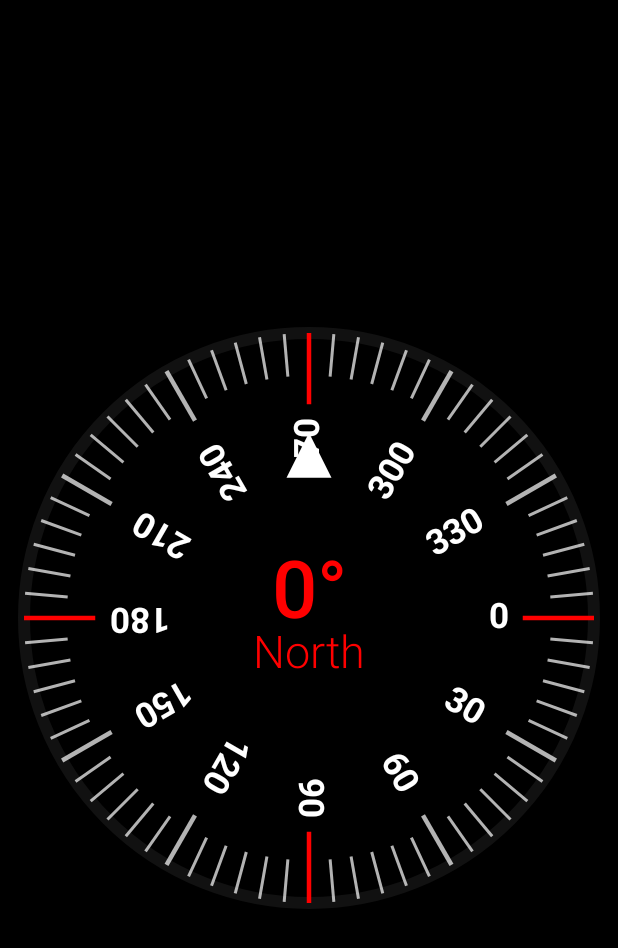
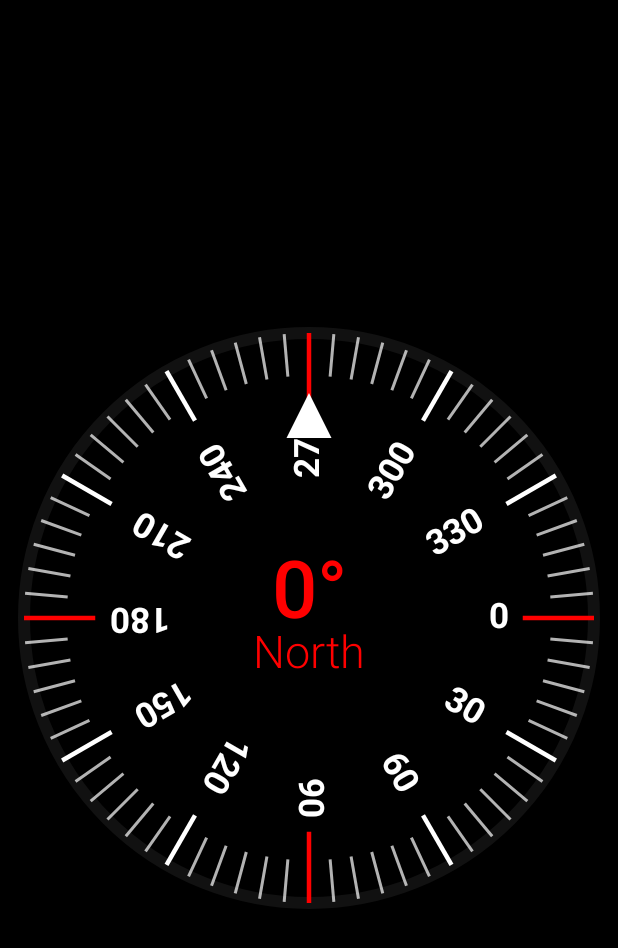
Before and after one commit to ZohaibKhanDev/Compass, an Android app built with Jetpack Compose: the screen it shows after launch (MainActivity), on a phone screen of 412 x 824 dp. Shown: the top 948 px of the screen. Run offline under Robolectric (Android 15) with nearby library versions, the phone set to English and light mode, and no system bars.

Commit message:
Compass Change

```diff
--- a/app/src/main/java/com/example/compass/MainActivity.kt
+++ b/app/src/main/java/com/example/compass/MainActivity.kt
@@ -12,8 +12,18 @@ import androidx.compose.animation.core.Animatable
 import androidx.compose.animation.core.tween
 import androidx.compose.foundation.Canvas
 import androidx.compose.foundation.background
-import androidx.compose.foundation.layout.*
-import androidx.compose.runtime.*
+import androidx.compose.foundation.layout.Box
+import androidx.compose.foundation.layout.aspectRatio
+import androidx.compose.foundation.layout.fillMaxSize
+import androidx.compose.foundation.layout.padding
+import androidx.compose.runtime.Composable
+import androidx.compose.runtime.DisposableEffect
+import androidx.compose.runtime.LaunchedEffect
+import androidx.compose.runtime.getValue
+import androidx.compose.runtime.mutableStateOf
+import androidx.compose.runtime.remember
+import androidx.compose.runtime.rememberCoroutineScope
+import androidx.compose.runtime.setValue
 import androidx.compose.ui.Alignment
 import androidx.compose.ui.Modifier
 import androidx.compose.ui.draw.rotate
@@ -23,12 +33,11 @@ import androidx.compose.ui.graphics.drawscope.DrawScope
 import androidx.compose.ui.graphics.drawscope.Stroke
 import androidx.compose.ui.graphics.nativeCanvas
 import androidx.compose.ui.platform.LocalContext
-import androidx.compose.ui.text.font.FontWeight
 import androidx.compose.ui.unit.dp
-import androidx.compose.ui.unit.sp
 import kotlinx.coroutines.launch
 import kotlin.math.cos
 import kotlin.math.sin
+
 
 class MainActivity : ComponentActivity() {
     override fun onCreate(savedInstanceState: Bundle?) {
@@ -60,6 +69,7 @@ fun CompassApp() {
     LaunchedEffect(currentDegree) {
         smoothCurrentDegree = lowPassFilter(smoothCurrentDegree, degreeAnimation.value, 0.1f)
     }
+
 
     Box(
         modifier = Modifier
@@ -111,8 +121,21 @@ fun CompassScreen(currentDegree: Float) {
                 val endX = centerX + radius * cos(angleInRad)
                 val endY = centerY + radius * sin(angleInRad)
 
+
+                val isNorth =
+                    (degree == 0 && correctedDegree in 337.5..360.0) || (degree == 0 && correctedDegree in 0.0..22.5)
+                val lineColor = if (isNorth) {
+                    Color.Red
+                } else if (degree % 90 == 0) {
+                    Color.Red
+                } else if (degree % 30 == 0) {
+                    Color.White
+                } else {
+                    Color.White.copy(alpha = 0.7f)
+                }
+
                 drawLine(
-                    color = if (degree == 0 || degree == 180) Color.Red else if (degree == 90 || degree == 270) Color.Red else Color.White.copy(alpha = 0.7f),
+                    color = lineColor,
                     start = Offset(startX, startY),
                     end = Offset(endX, endY),
                     strokeWidth = if (degree % 30 == 0) 3.dp.toPx() else 2.dp.toPx()
@@ -124,8 +147,9 @@ fun CompassScreen(currentDegree: Float) {
             }
 
 
-            drawArrow(centerX, centerY - radius * 0.65f, correctedDegree)
-
+            if (correctedDegree in 337.5..360.0 || correctedDegree in 0.0..22.5) {
+                drawArrow(centerX, centerY - radius + 40.dp.toPx())
+            }
 
             drawContext.canvas.nativeCanvas.drawText(
                 "${correctedDegree.toInt()}°",
@@ -160,7 +184,8 @@ fun CompassScreen(currentDegree: Float) {
     }
 }
 
-private fun DrawScope.drawArrow(centerX: Float, centerY: Float, angle: Float) {
+
+private fun DrawScope.drawArrow(centerX: Float, centerY: Float) {
     val arrowSize = 30.dp.toPx()
     val arrowPath = android.graphics.Path().apply {
         moveTo(0f, 0f)
@@ -171,14 +196,12 @@ private fun DrawScope.drawArrow(centerX: Float, centerY: Float, angle: Float) {
 
     drawContext.canvas.nativeCanvas.save()
     drawContext.canvas.nativeCanvas.translate(centerX, centerY)
-    drawContext.canvas.nativeCanvas.rotate(angle)
     drawContext.canvas.nativeCanvas.drawPath(arrowPath, android.graphics.Paint().apply {
         color = android.graphics.Color.WHITE
         style = android.graphics.Paint.Style.FILL
     })
     drawContext.canvas.nativeCanvas.restore()
 }
-
 
 private fun DrawScope.drawDegreeText(
     degreeText: String,
```
